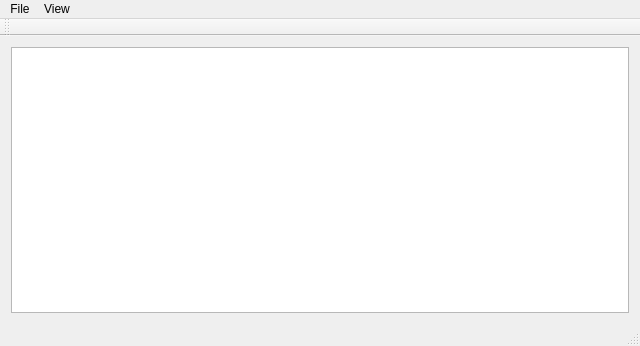
Above: gui/MainWindow.ui from vvmarko/triangulator before the change. Below: the same form after it.
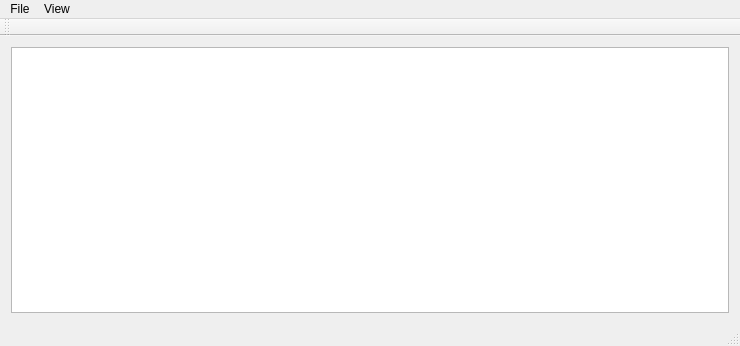
That is the form after the change.

Commit message: Inspector buttons and various finetuning for gui

Patch:
```diff
--- a/gui/MainWindow.ui
+++ b/gui/MainWindow.ui
@@ -6,7 +6,7 @@
    <rect>
     <x>0</x>
     <y>0</y>
-    <width>640</width>
+    <width>740</width>
     <height>346</height>
    </rect>
   </property>
@@ -25,7 +25,7 @@
     <rect>
      <x>0</x>
      <y>0</y>
-     <width>640</width>
+     <width>740</width>
      <height>22</height>
     </rect>
    </property>
```
The commit also changes 5 other files.
